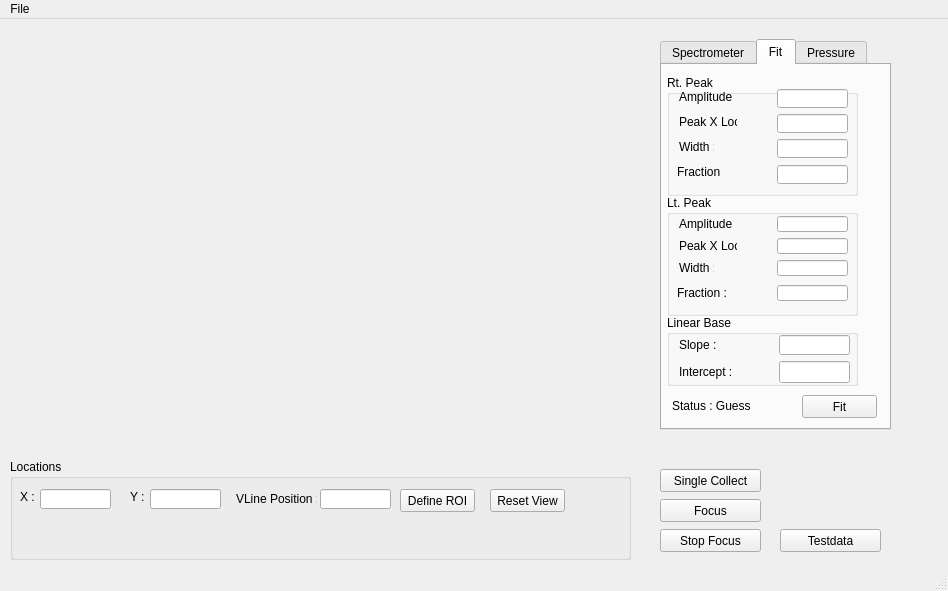
Qt form mainwindow.ui (hgarbeil/OOSpec) before a commit.
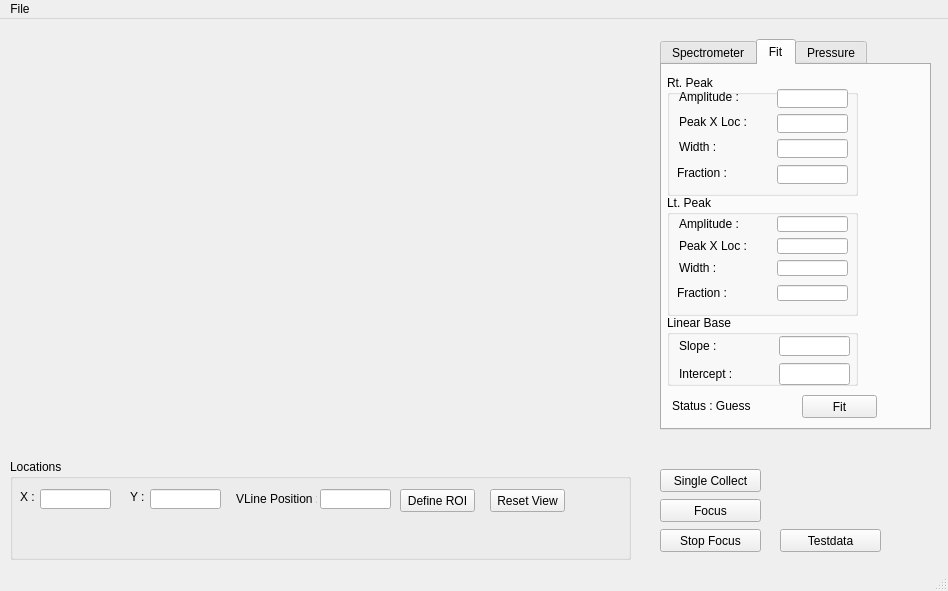
The same form after that commit. The open tabs and pages were chosen to show the change. Custom widgets are drawn as their Qt base class.

The edit to the form file:
```diff
--- a/mainwindow.ui
+++ b/mainwindow.ui
@@ -68,7 +68,7 @@
      <rect>
       <x>660</x>
       <y>20</y>
-      <width>231</width>
+      <width>271</width>
       <height>391</height>
      </rect>
     </property>
@@ -318,7 +318,7 @@
         <rect>
          <x>12</x>
          <y>14</y>
-         <width>54</width>
+         <width>81</width>
          <height>16</height>
         </rect>
        </property>
@@ -331,7 +331,7 @@
         <rect>
          <x>12</x>
          <y>39</y>
-         <width>58</width>
+         <width>81</width>
          <height>16</height>
         </rect>
        </property>
@@ -344,7 +344,7 @@
         <rect>
          <x>12</x>
          <y>64</y>
-         <width>35</width>
+         <width>51</width>
          <height>16</height>
         </rect>
        </property>
@@ -405,8 +405,8 @@
         <rect>
          <x>10</x>
          <y>90</y>
-         <width>47</width>
-         <height>13</height>
+         <width>81</width>
+         <height>16</height>
         </rect>
        </property>
        <property name="text">
@@ -447,7 +447,7 @@
         <rect>
          <x>12</x>
          <y>65</y>
-         <width>35</width>
+         <width>61</width>
          <height>16</height>
         </rect>
        </property>
@@ -460,7 +460,7 @@
         <rect>
          <x>12</x>
          <y>21</y>
-         <width>54</width>
+         <width>81</width>
          <height>16</height>
         </rect>
        </property>
@@ -473,7 +473,7 @@
         <rect>
          <x>12</x>
          <y>43</y>
-         <width>58</width>
+         <width>81</width>
          <height>16</height>
         </rect>
        </property>
@@ -590,7 +590,7 @@
          <x>12</x>
          <y>20</y>
          <width>171</width>
-         <height>48</height>
+         <height>51</height>
         </rect>
        </property>
        <layout class="QGridLayout" name="gridLayout_3">
```
Left out of the diff: 4 changed lines with no effect on the pictures.
